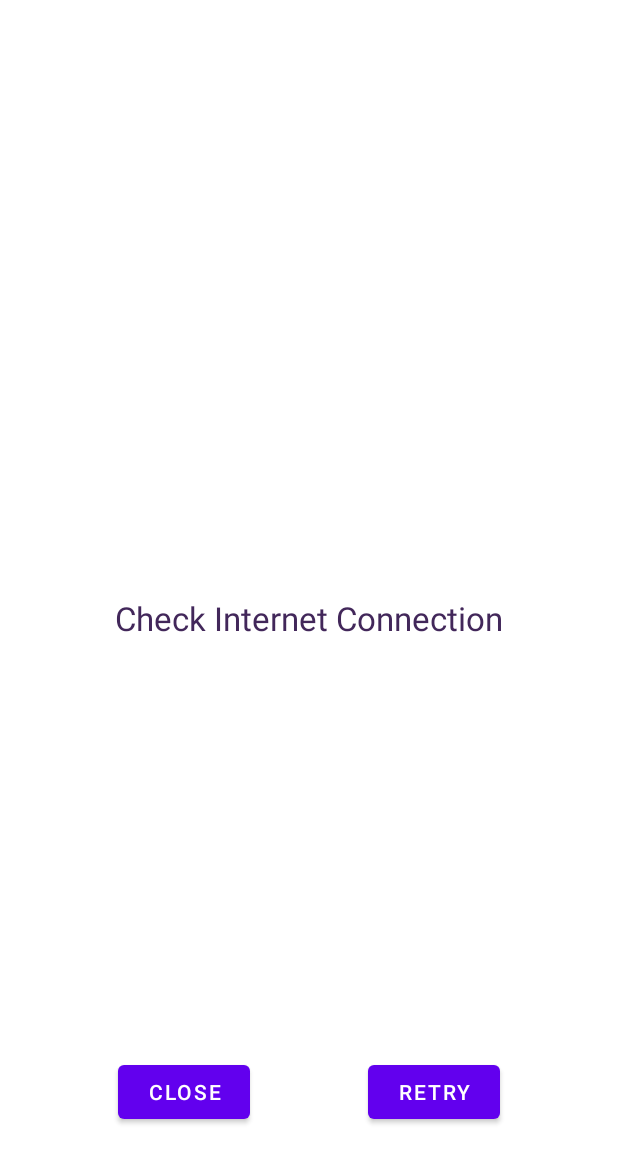
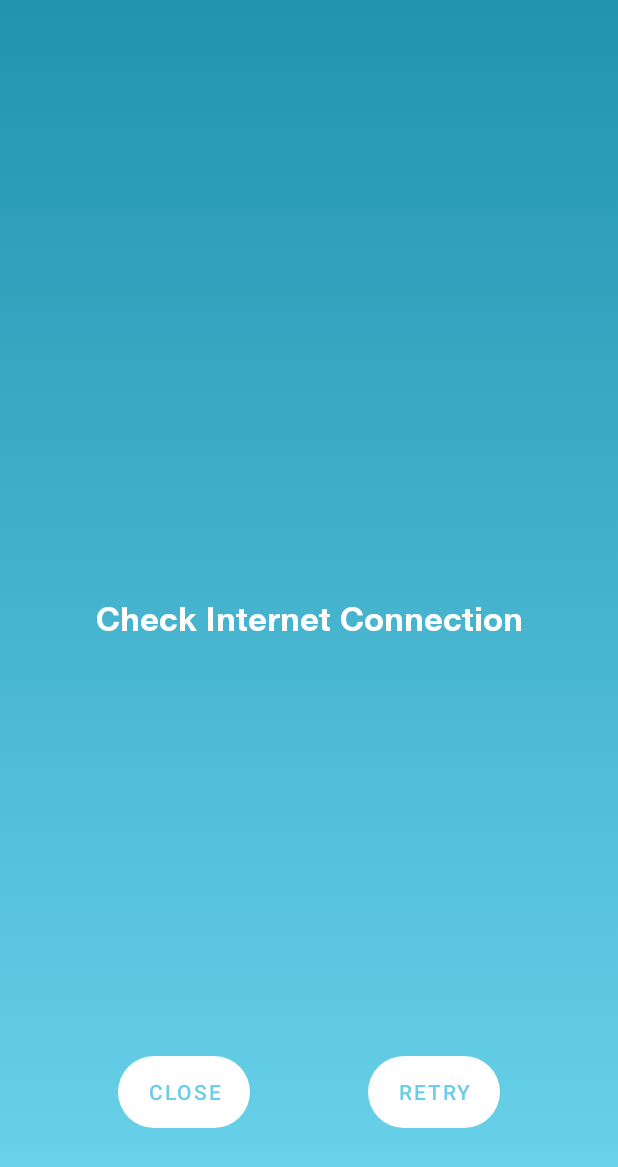
Before and after one commit to rsl081/Weathcare-app, an Android app: the InternetActivity screen opened directly, with no data from a screen before it, on a phone screen of 412 x 824 dp. Shown: the top 1167 px of the screen. Run offline under Robolectric (Android 15) with nearby library versions, the phone set to English and light mode, and no system bars.

Commit message:
complete weathertip design reset pass design check internet

```diff
--- a/app/src/main/res/layout/activity_internet.xml
+++ b/app/src/main/res/layout/activity_internet.xml
@@ -4,7 +4,8 @@
     xmlns:tools="http://schemas.android.com/tools"
     android:layout_width="match_parent"
     android:layout_height="match_parent"
-    tools:context=".InternetActivity">
+    tools:context=".InternetActivity"
+    android:background="@drawable/gradient_background_signup">
 
     <TextView
         android:id="@+id/tvMessage"
@@ -12,11 +13,12 @@
         android:layout_height="wrap_content"
         android:text="@string/no_internet"
         android:textAppearance="@style/TextAppearance.AppCompat.Large"
-        android:textColor="#42275a"
+        android:textColor="@color/white"
         app:layout_constraintBottom_toBottomOf="parent"
         app:layout_constraintEnd_toEndOf="parent"
         app:layout_constraintStart_toStartOf="parent"
-        app:layout_constraintTop_toTopOf="parent" />
+        app:layout_constraintTop_toTopOf="parent"
+        android:fontFamily="@font/helveticaneue_bold" />
 
     <ProgressBar
         android:id="@+id/pbMessage"
@@ -38,6 +40,9 @@
         android:layout_marginBottom="72dp"
         android:onClick="BtnCloseClick"
         android:text="Close"
+        android:background="@drawable/edit_button"
+        app:backgroundTint="@color/white"
+        android:textColor="#6CCDE6"
         app:layout_constraintBottom_toBottomOf="parent"
         app:layout_constraintEnd_toStartOf="@+id/btnRetry"
         app:layout_constraintHorizontal_bias="0.5"
@@ -49,6 +54,9 @@
         android:layout_height="wrap_content"
         android:onClick="BtnRetryClick"
         android:text="Retry"
+        android:background="@drawable/edit_button"
+        app:backgroundTint="@color/white"
+        android:textColor="#6CCDE6"
         app:layout_constraintEnd_toEndOf="parent"
         app:layout_constraintHorizontal_bias="0.5"
         app:layout_constraintStart_toEndOf="@+id/btnClose"
--- a/app/src/main/res/layout/activity_login.xml
+++ b/app/src/main/res/layout/activity_login.xml
@@ -83,6 +83,7 @@
             android:id="@+id/textView2"
             android:layout_width="match_parent"
             android:layout_height="wrap_content"
+            android:layout_marginLeft="40dp"
             android:onClick="TvResetPasswordClick"
             android:text="Reset Password" />
     </LinearLayout>
```
Also changed, not shown: app/src/main/java/com/example/weathcare/common/WeatherTip.java (+9 -2 lines), app/src/main/res/layout/activity_reset_password.xml (+16 -3 lines).
